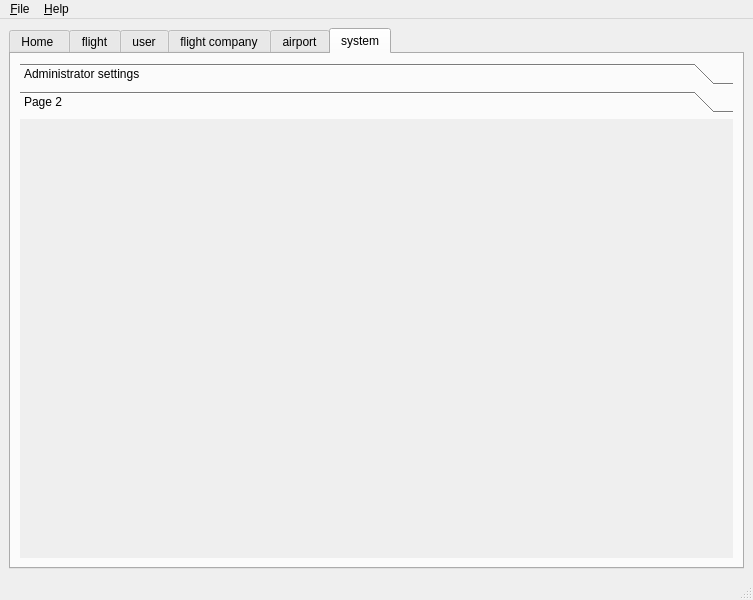
First picture: the form in mainplatformwindow.ui, repository Aloereed/Flightman_Platform_DATA130039, before the edit.
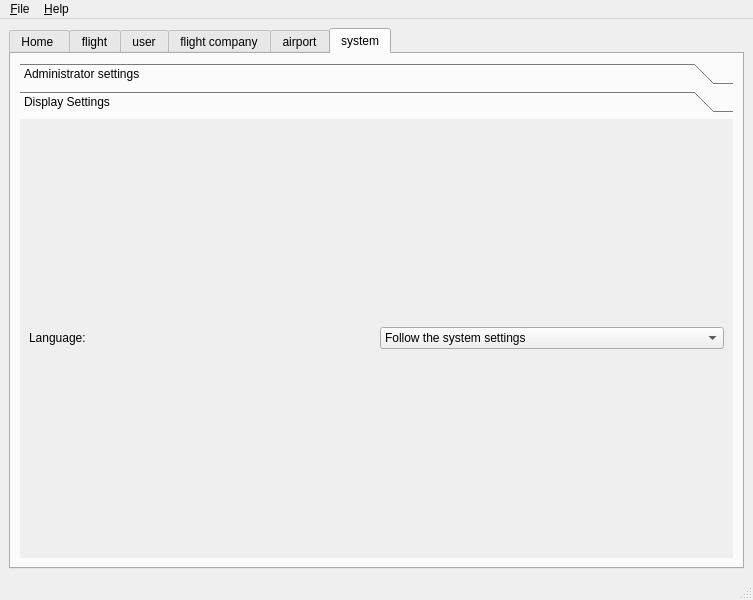
Second picture: the form after the edit. The open tabs and pages were chosen to show the change. Icons and pictures are not drawn.

```diff
--- a/mainplatformwindow.ui
+++ b/mainplatformwindow.ui
@@ -507,13 +507,44 @@
              <rect>
               <x>0</x>
               <y>0</y>
-              <width>98</width>
-              <height>28</height>
+              <width>713</width>
+              <height>433</height>
              </rect>
             </property>
             <attribute name="label">
-             <string>Page 2</string>
+             <string>Display Settings</string>
             </attribute>
+            <layout class="QGridLayout" name="gridLayout">
+             <item row="0" column="0">
+              <widget class="QLabel" name="label_6">
+               <property name="text">
+                <string>Language:</string>
+               </property>
+              </widget>
+             </item>
+             <item row="0" column="1">
+              <widget class="QComboBox" name="comboBox">
+               <property name="currentIndex">
+                <number>2</number>
+               </property>
+               <item>
+                <property name="text">
+                 <string>🇺🇸English(United States)</string>
+                </property>
+               </item>
+               <item>
+                <property name="text">
+                 <string>🇨🇳中文(简体，中华人民共和国）</string>
+                </property>
+               </item>
+               <item>
+                <property name="text">
+                 <string>Follow the system settings</string>
+                </property>
+               </item>
+              </widget>
+             </item>
+            </layout>
            </widget>
           </widget>
          </item>
```
Left out of the diff: 4 changed lines with no effect on the pictures.
